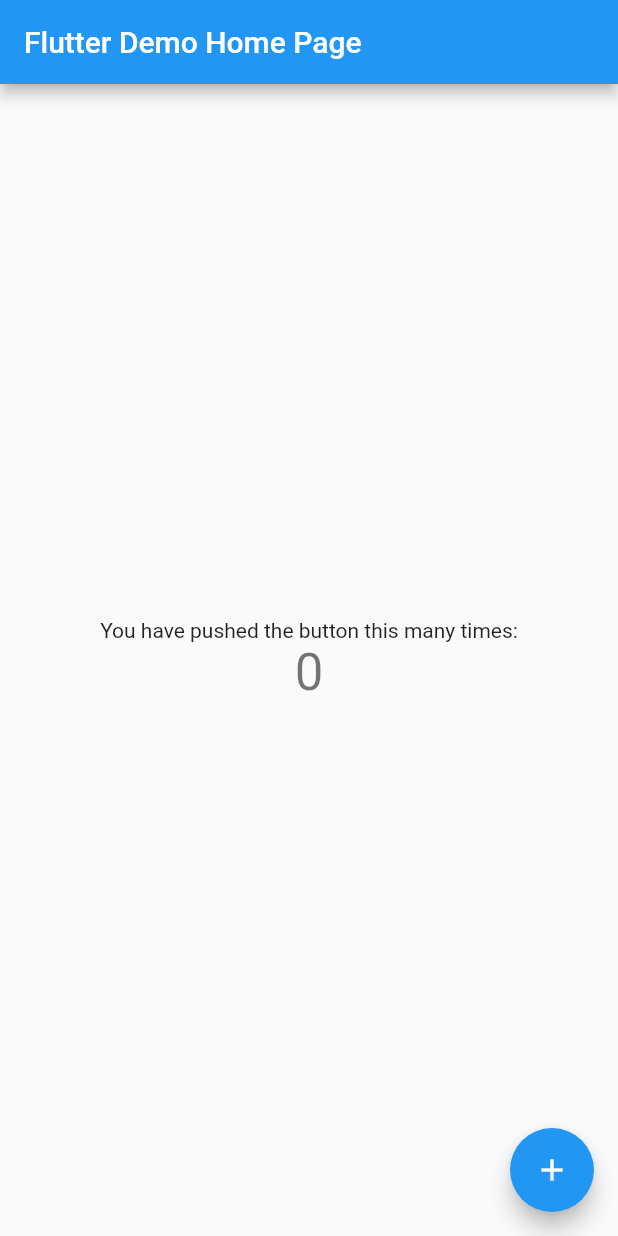
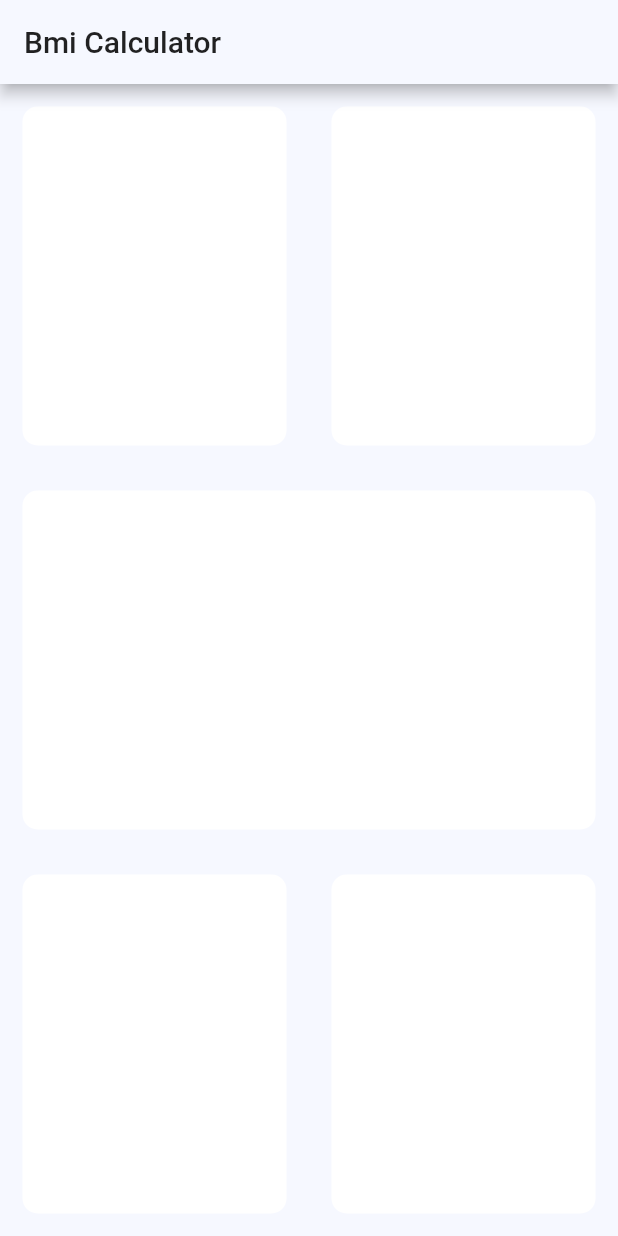
Before and after one commit to is767-1-2021/wijitra, a Flutter app: the screen it shows after launch, on a phone screen of 412 x 824 dp. Run offline on Flutter 3.47's test engine with Material 2 defaults, Android fonts, the phone set to English and light mode, and no system bars; project files that could hold a hidden picture were left out.

```diff
--- a/team_app/lib/main.dart
+++ b/team_app/lib/main.dart
@@ -1,113 +1,17 @@
 import 'package:flutter/material.dart';
+import 'main_screen.dart';
 
 void main() {
   runApp(MyApp());
 }
 
 class MyApp extends StatelessWidget {
-  // This widget is the root of your application.
   @override
   Widget build(BuildContext context) {
     return MaterialApp(
-      title: 'Flutter Demo',
-      theme: ThemeData(
-        // This is the theme of your application.
-        //
-        // Try running your application with "flutter run". You'll see the
-        // application has a blue toolbar. Then, without quitting the app, try
-        // changing the primarySwatch below to Colors.green and then invoke
-        // "hot reload" (press "r" in the console where you ran "flutter run",
-        // or simply save your changes to "hot reload" in a Flutter IDE).
-        // Notice that the counter didn't reset back to zero; the application
-        // is not restarted.
-        primarySwatch: Colors.blue,
-      ),
-      home: MyHomePage(title: 'Flutter Demo Home Page'),
-    );
+        theme: ThemeData(
+            primaryColor: Color(0xFFf6f8ff),
+            scaffoldBackgroundColor: Color(0xFFf6f8ff)),
+        home: MainScreen());
   }
 }
-
-class MyHomePage extends StatefulWidget {
-  MyHomePage({Key? key, required this.title}) : super(key: key);
-
-  // This widget is the home page of your application. It is stateful, meaning
-  // that it has a State object (defined below) that contains fields that affect
-  // how it looks.
-
-  // This class is the configuration for the state. It holds the values (in this
-  // case the title) provided by the parent (in this case the App widget) and
-  // used by the build method of the State. Fields in a Widget subclass are
-  // always marked "final".
-
-  final String title;
-
-  @override
-  _MyHomePageState createState() => _MyHomePageState();
-}
-
-class _MyHomePageState extends State<MyHomePage> {
-  int _counter = 0;
-
-  void _incrementCounter() {
-    setState(() {
-      // This call to setState tells the Flutter framework that something has
-      // changed in this State, which causes it to rerun the build method below
-      // so that the display can reflect the updated values. If we changed
-      // _counter without calling setState(), then the build method would not be
-      // called again, and so nothing would appear to happen.
-      _counter++;
-    });
-  }
-
-  @override
-  Widget build(BuildContext context) {
-    // This method is rerun every time setState is called, for instance as done
-    // by the _incrementCounter method above.
-    //
-    // The Flutter framework has been optimized to make rerunning build methods
-    // fast, so that you can just rebuild anything that needs updating rather
-    // than having to individually change instances of widgets.
-    return Scaffold(
-      appBar: AppBar(
-        // Here we take the value from the MyHomePage object that was created by
-        // the App.build method, and use it to set our appbar title.
-        title: Text(widget.title),
-      ),
-      body: Center(
-        // Center is a layout widget. It takes a single child and positions it
-        // in the middle of the parent.
-        child: Column(
-          // Column is also a layout widget. It takes a list of children and
-          // arranges them vertically. By default, it sizes itself to fit its
-          // children horizontally, and tries to be as tall as its parent.
-          //
-          // Invoke "debug painting" (press "p" in the console, choose the
-          // "Toggle Debug Paint" action from the Flutter Inspector in Android
-          // Studio, or the "Toggle Debug Paint" command in Visual Studio Code)
-          // to see the wireframe for each widget.
-          //
-          // Column has various properties to control how it sizes itself and
-          // how it positions its children. Here we use mainAxisAlignment to
-          // center the children vertically; the main axis here is the vertical
-          // axis because Columns are vertical (the cross axis would be
-          // horizontal).
-          mainAxisAlignment: MainAxisAlignment.center,
-          children: <Widget>[
-            Text(
-              'You have pushed the button this many times:',
-            ),
-            Text(
-              '$_counter',
-              style: Theme.of(context).textTheme.headline4,
-            ),
-          ],
-        ),
-      ),
-      floatingActionButton: FloatingActionButton(
-        onPressed: _incrementCounter,
-        tooltip: 'Increment',
-        child: Icon(Icons.add),
-      ), // This trailing comma makes auto-formatting nicer for build methods.
-    );
-  }
-}
--- /dev/null
+++ b/team_app/lib/main_screen.dart
@@ -0,0 +1,87 @@
+import 'package:flutter/material.dart';
+
+class MainScreen extends StatefulWidget {
+  @override
+  _MainScreenState createState() => _MainScreenState();
+}
+
+class _MainScreenState extends State<MainScreen> {
+  @override
+  Widget build(BuildContext context) {
+    return Scaffold(
+      appBar: AppBar(
+        title: Text("Bmi Calculator"),
+      ),
+      body: Column(
+        children: <Widget>[
+          Expanded(
+              child: Row(
+            children: <Widget>[
+              Expanded(
+                child: ContainerBox(),
+              ),
+              Expanded(
+                child: Container(
+                  margin: EdgeInsets.all(15.0),
+                  decoration: BoxDecoration(
+                    borderRadius: BorderRadius.circular(10.0),
+                    color: Color(0xFFffffff),
+                  ),
+                ),
+              ),
+            ],
+          )),
+          Expanded(
+            child: Container(
+              margin: EdgeInsets.all(15.0),
+              decoration: BoxDecoration(
+                borderRadius: BorderRadius.circular(10.0),
+                color: Color(0xFFffffff),
+              ),
+            ),
+          ),
+          Expanded(
+              child: Row(
+            children: <Widget>[
+              Expanded(
+                child: Container(
+                  margin: EdgeInsets.all(15.0),
+                  decoration: BoxDecoration(
+                    borderRadius: BorderRadius.circular(10.0),
+                    color: Color(0xFFffffff),
+                  ),
+                ),
+              ),
+              Expanded(
+                child: Container(
+                  margin: EdgeInsets.all(15.0),
+                  decoration: BoxDecoration(
+                    borderRadius: BorderRadius.circular(10.0),
+                    color: Color(0xFFffffff),
+                  ),
+                ),
+              ),
+            ],
+          )),
+        ],
+      ),
+    );
+  }
+}
+
+class ContainerBox extends StatelessWidget {
+  const ContainerBox({
+    Key? key,
+  }) : super(key: key);
+
+  @override
+  Widget build(BuildContext context) {
+    return Container(
+      margin: EdgeInsets.all(15.0),
+      decoration: BoxDecoration(
+        borderRadius: BorderRadius.circular(10.0),
+        color: Color(0xFFffffff),
+      ),
+    );
+  }
+}
```
Also changed, not shown: midterm/lib/main.dart (added, +113 -0 lines), midterm/pubspec.yaml (added, +76 -0 lines), midterm/pubspec.lock (added), 66 other files.
